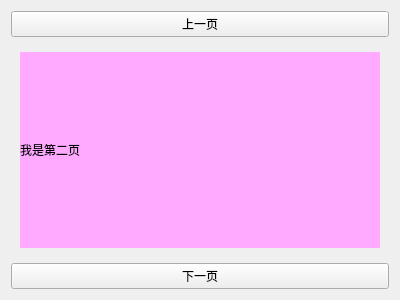
This is examples/QBasicUiKitDemo/form/miniiconwidgetdemo.ui in daodaoliang/QDaodaoliang as Qt 5 draws it before an edit. The edited form follows.
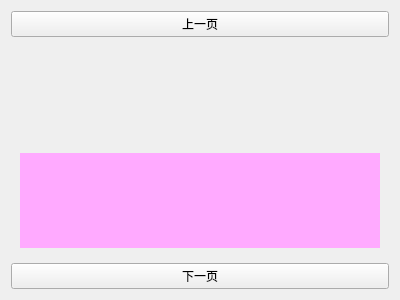
This is the edited form. Custom widgets are drawn as their Qt base class.

Commit message: 提交新的动画窗口

```diff
--- a/examples/QBasicUiKitDemo/form/miniiconwidgetdemo.ui
+++ b/examples/QBasicUiKitDemo/form/miniiconwidgetdemo.ui
@@ -32,13 +32,17 @@
      <widget class="QWidget" name="page">
       <layout class="QVBoxLayout" name="verticalLayout_3">
        <item>
-        <widget class="QLabel" name="label_2">
+        <widget class="QBasicCircleAnimationWidget" name="widget" native="true">
+         <property name="styleSheet">
+          <string notr="true"/>
+         </property>
+        </widget>
+       </item>
+       <item>
+        <widget class="QWidget" name="widget_2" native="true">
          <property name="styleSheet">
           <string notr="true">background-color: rgb(255, 170, 255);</string>
          </property>
-         <property name="text">
-          <string>我是第二页</string>
-         </property>
         </widget>
        </item>
       </layout>
@@ -75,6 +79,12 @@
    <header>qbasicrotatingstackedwidget.h</header>
    <container>1</container>
   </customwidget>
+  <customwidget>
+   <class>QBasicCircleAnimationWidget</class>
+   <extends>QWidget</extends>
+   <header>qbasiccircleanimationwidget.h</header>
+   <container>1</container>
+  </customwidget>
  </customwidgets>
  <resources/>
  <connections/>
```
The commit also changes 5 other files.
